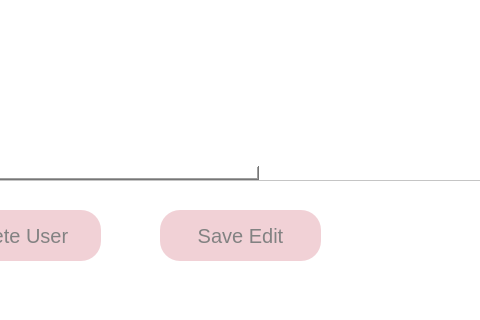
vidagharavian/cloud_service, file ui/users_list.ui: the form before one commit; both pictures show x 320 to 800 and y 480 to 800 of the 1000 by 800 pixel window.
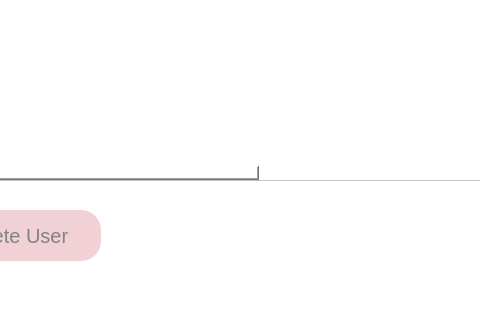
The form after the commit.

Patch:
```diff
--- a/ui/users_list.ui
+++ b/ui/users_list.ui
@@ -50,39 +50,6 @@
      <string>Delete User</string>
     </property>
    </widget>
-   <widget class="QPushButton" name="edit">
-    <property name="geometry">
-     <rect>
-      <x>480</x>
-      <y>690</y>
-      <width>161</width>
-      <height>51</height>
-     </rect>
-    </property>
-    <property name="font">
-     <font>
-      <pointsize>15</pointsize>
-     </font>
-    </property>
-    <property name="styleSheet">
-     <string notr="true">QPushButton
-{
-	background-color: #f1d1d6;
-	color: #828282;
-	border-radius:20px;
-}
-
-QPushButton:hover
-{
-	background-color: #ff8b8d;
-	color: #656565;
-	border-radius:20px;
-}</string>
-    </property>
-    <property name="text">
-     <string>Save Edit</string>
-    </property>
-   </widget>
    <widget class="QPushButton" name="pb_back">
     <property name="geometry">
      <rect>
```
